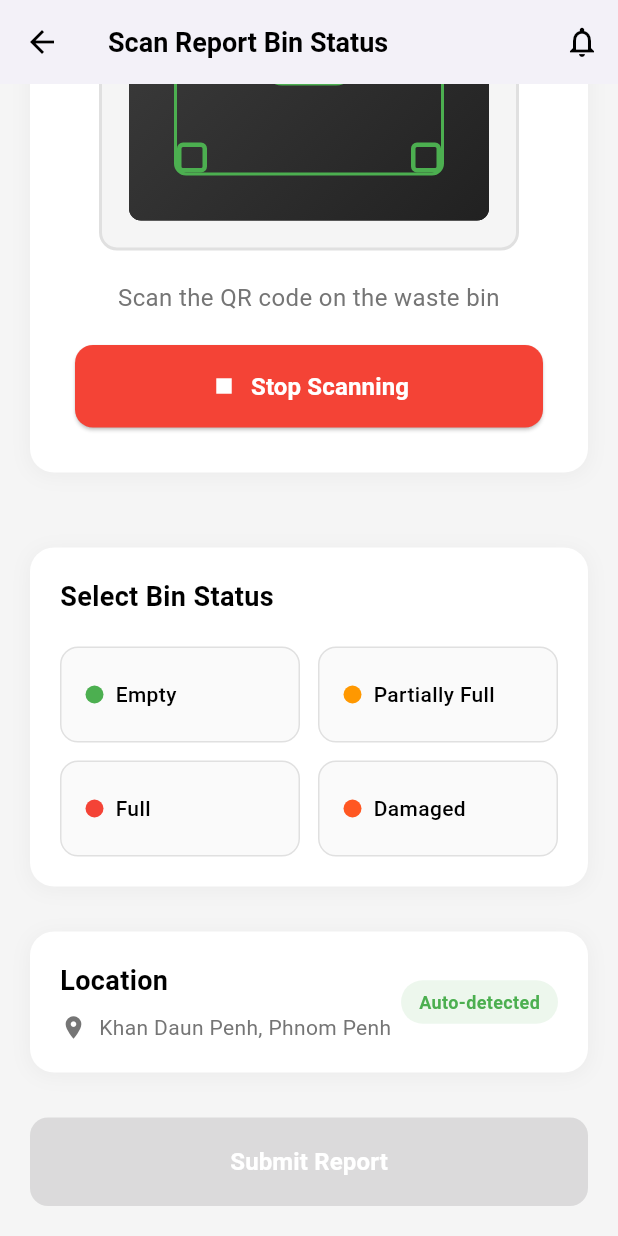
After one commit to seangliliv/smartwaste_mobile_app, a Flutter app: the ScanPage screen opened directly, scrolled down 219 dp, after a tap on "Scan QR Code", on a phone screen of 412 x 824 dp. The commit adds this screen. Run offline on Flutter 3.47's test engine with Material 3 defaults, Android fonts, the phone set to English and light mode, and no system bars; accounts and stored records are empty.

Commit message:
fetch(scan): add feature scan report of bin in  location

```diff
--- a/lib/screens/home_page.dart
+++ b/lib/screens/home_page.dart
@@ -1,5 +1,6 @@
 import 'package:flutter/material.dart';
 import 'package:waste_management_app/screens/map_page.dart';
+import 'package:waste_management_app/screens/scan_page.dart';
 import '../utils/app_color.dart';
 
 class HomePage extends StatefulWidget {
@@ -38,7 +39,7 @@ class _HomePageState extends State<HomePage> {
   final List<Widget> _pages = [
     Container(),
     MapPage(),
-    Center(child: Text('Scan Page')),
+    ScanPage(),
     Center(child: Text('Stats Page')),
     Center(child: Text('Settings Page')),
   ];
--- /dev/null
+++ b/lib/screens/scan_page.dart
@@ -0,0 +1,531 @@
+import 'package:flutter/material.dart';
+import '../utils/app_color.dart';
+
+class ScanPage extends StatefulWidget {
+  @override
+  _ScanPageState createState() => _ScanPageState();
+}
+
+class _ScanPageState extends State<ScanPage> {
+  BinStatus? selectedStatus;
+  String detectedLocation = 'Khan Daun Penh, Phnom Penh';
+  bool isScanning = false;
+  bool qrDetected = false;
+  String? scannedBinId;
+
+  @override
+  Widget build(BuildContext context) {
+    return Scaffold(
+      backgroundColor: AppColors.background,
+      appBar: _buildAppBar(),
+      body: SingleChildScrollView(
+        child: Column(
+          children: [
+            _buildQRCodeSection(),
+            SizedBox(height: 30),
+            _buildStatusSelection(),
+            SizedBox(height: 30),
+            _buildLocationSection(),
+            SizedBox(height: 30),
+            _buildSubmitButton(),
+            SizedBox(height: 20),
+          ],
+        ),
+      ),
+
+    );
+  }
+
+  AppBar _buildAppBar() {
+    return AppBar(
+      backgroundColor: AppColors.white,
+      elevation: 1,
+      leading: IconButton(
+        onPressed: () => Navigator.pop(context),
+        icon: Icon(Icons.arrow_back, color: AppColors.black),
+      ),
+      title: Text(
+        'Scan Report Bin Status',
+        style: TextStyle(
+          color: AppColors.black,
+          fontSize: 18,
+          fontWeight: FontWeight.w600,
+        ),
+      ),
+      actions: [
+        IconButton(
+          onPressed: () {},
+          icon: Icon(Icons.notifications_outlined, color: AppColors.black),
+        ),
+      ],
+    );
+  }
+
+  Widget _buildQRCodeSection() {
+    return Container(
+      margin: EdgeInsets.all(20),
+      padding: EdgeInsets.all(30),
+      decoration: BoxDecoration(
+        color: AppColors.white,
+        borderRadius: BorderRadius.circular(16),
+        boxShadow: [
+          BoxShadow(
+            color: Colors.grey.withOpacity(0.1),
+            spreadRadius: 1,
+            blurRadius: 10,
+            offset: Offset(0, 2),
+          ),
+        ],
+      ),
+      child: Column(
+        children: [
+          // QR Code Display Area
+          Container(
+            width: 280,
+            height: 280,
+            decoration: BoxDecoration(
+              color: Colors.grey[100],
+              borderRadius: BorderRadius.circular(12),
+              border: Border.all(color: Colors.grey[300]!, width: 2),
+            ),
+            child: Stack(
+              alignment: Alignment.center,
+              children: [
+                // Mock QR Code Pattern
+                if (!isScanning) _buildMockQRCode(),
+
+                // Camera View Simulation
+                if (isScanning) _buildCameraView(),
+
+                // SmartWaste Logo Overlay
+                Container(
+                  width: 60,
+                  height: 60,
+                  decoration: BoxDecoration(
+                    color: AppColors.primary,
+                    borderRadius: BorderRadius.circular(12),
+                  ),
+                  child: Icon(
+                    Icons.recycling,
+                    color: Colors.white,
+                    size: 35,
+                  ),
+                ),
+              ],
+            ),
+          ),
+          SizedBox(height: 20),
+          Text(
+            qrDetected
+                ? 'QR Code Detected!\nBin ID: ${scannedBinId ?? 'BIN001'}'
+                : 'Scan the QR code on the waste bin',
+            textAlign: TextAlign.center,
+            style: TextStyle(
+              fontSize: 16,
+              color: qrDetected ? AppColors.primary : AppColors.grey600,
+              fontWeight: qrDetected ? FontWeight.w600 : FontWeight.normal,
+            ),
+          ),
+          SizedBox(height: 20),
+          Container(
+            width: double.infinity,
+            child: ElevatedButton.icon(
+              onPressed: _handleScanQR,
+              style: ElevatedButton.styleFrom(
+                backgroundColor: isScanning ? Colors.red : AppColors.primary,
+                padding: EdgeInsets.symmetric(vertical: 16),
+                shape: RoundedRectangleBorder(
+                  borderRadius: BorderRadius.circular(12),
+                ),
+              ),
+              icon: Icon(
+                isScanning ? Icons.stop : Icons.camera_alt,
+                color: Colors.white,
+                size: 20,
+              ),
+              label: Text(
+                isScanning ? 'Stop Scanning' : 'Scan QR Code',
+                style: TextStyle(
+                  fontSize: 16,
+                  fontWeight: FontWeight.w600,
+                  color: Colors.white,
+                ),
+              ),
+            ),
+          ),
+        ],
+      ),
+    );
+  }
+
+  Widget _buildMockQRCode() {
+    return Container(
+      width: 240,
+      height: 240,
+      child: CustomPaint(
+        painter: QRCodePainter(),
+      ),
+    );
+  }
+
+  Widget _buildCameraView() {
+    return Container(
+      width: 240,
+      height: 240,
+      decoration: BoxDecoration(
+        color: Colors.black87,
+        borderRadius: BorderRadius.circular(8),
+      ),
+      child: Stack(
+        children: [
+          // Simulated camera feed
+          Container(
+            decoration: BoxDecoration(
+              gradient: LinearGradient(
+                begin: Alignment.topLeft,
+                end: Alignment.bottomRight,
+                colors: [
+                  Colors.grey[800]!,
+                  Colors.grey[900]!,
+                ],
+              ),
+              borderRadius: BorderRadius.circular(8),
+            ),
+          ),
+          // Scanning overlay
+          Center(
+            child: Container(
+              width: 180,
+              height: 180,
+              decoration: BoxDecoration(
+                border: Border.all(color: AppColors.primary, width: 2),
+                borderRadius: BorderRadius.circular(8),
+              ),
+              child: Stack(
+                children: [
+                  // Corner indicators
+                  ...List.generate(4, (index) => _buildCornerIndicator(index)),
+                  // Scanning line animation
+                  AnimatedContainer(
+                    duration: Duration(seconds: 2),
+                    curve: Curves.linear,
+                    child: Container(
+                      width: double.infinity,
+                      height: 2,
+                      color: AppColors.primary,
+                      margin: EdgeInsets.only(
+                        top: (DateTime.now().millisecond % 1000) * 0.18,
+                      ),
+                    ),
+                  ),
+                ],
+              ),
+            ),
+          ),
+        ],
+      ),
+    );
+  }
+
+  Widget _buildCornerIndicator(int index) {
+    final positions = [
+      Alignment.topLeft,
+      Alignment.topRight,
+      Alignment.bottomLeft,
+      Alignment.bottomRight,
+    ];
+
+    return Align(
+      alignment: positions[index],
+      child: Container(
+        width: 20,
+        height: 20,
+        decoration: BoxDecoration(
+          border: Border.all(color: AppColors.primary, width: 3),
+          borderRadius: BorderRadius.circular(4),
+        ),
+      ),
+    );
+  }
+
+  Widget _buildStatusSelection() {
+    return Container(
+      margin: EdgeInsets.symmetric(horizontal: 20),
+      padding: EdgeInsets.all(20),
+      decoration: BoxDecoration(
+        color: AppColors.white,
+        borderRadius: BorderRadius.circular(16),
+        boxShadow: [
+          BoxShadow(
+            color: Colors.grey.withOpacity(0.1),
+            spreadRadius: 1,
+            blurRadius: 10,
+            offset: Offset(0, 2),
+          ),
+        ],
+      ),
+      child: Column(
+        crossAxisAlignment: CrossAxisAlignment.start,
+        children: [
+          Text(
+            'Select Bin Status',
+            style: TextStyle(
+              fontSize: 18,
+              fontWeight: FontWeight.bold,
+              color: AppColors.black,
+            ),
+          ),
+          SizedBox(height: 20),
+          GridView.count(
+            crossAxisCount: 2,
+            shrinkWrap: true,
+            physics: NeverScrollableScrollPhysics(),
+            crossAxisSpacing: 12,
+            mainAxisSpacing: 12,
+            childAspectRatio: 2.5,
+            children: [
+              _buildStatusOption(BinStatus.empty, 'Empty', Colors.green),
+              _buildStatusOption(BinStatus.halfFull, 'Partially Full', Colors.orange),
+              _buildStatusOption(BinStatus.full, 'Full', Colors.red),
+              _buildStatusOption(BinStatus.damaged, 'Damaged', Colors.deepOrange),
+            ],
+          ),
+        ],
+      ),
+    );
+  }
+
+  Widget _buildStatusOption(BinStatus status, String label, Color color) {
+    bool isSelected = selectedStatus == status;
+
+    return GestureDetector(
+      onTap: () {
+        setState(() {
+          selectedStatus = status;
+        });
+      },
+      child: Container(
+        padding: EdgeInsets.symmetric(horizontal: 16, vertical: 12),
+        decoration: BoxDecoration(
+          color: isSelected ? color.withOpacity(0.1) : Colors.grey[50],
+          borderRadius: BorderRadius.circular(12),
+          border: Border.all(
+            color: isSelected ? color : Colors.grey[300]!,
+            width: isSelected ? 2 : 1,
+          ),
+        ),
+        child: Row(
+          children: [
+            Container(
+              width: 12,
+              height: 12,
+              decoration: BoxDecoration(
+                color: color,
+                shape: BoxShape.circle,
+              ),
+            ),
+            SizedBox(width: 8),
+            Expanded(
+              child: Text(
+                label,
+                style: TextStyle(
+                  fontSize: 14,
+                  fontWeight: isSelected ? FontWeight.w600 : FontWeight.w500,
+                  color: isSelected ? color : AppColors.black,
+                ),
+              ),
+            ),
+          ],
+        ),
+      ),
+    );
+  }
+
+  Widget _buildLocationSection() {
+    return Container(
+      margin: EdgeInsets.symmetric(horizontal: 20),
+      padding: EdgeInsets.all(20),
+      decoration: BoxDecoration(
+        color: AppColors.white,
+        borderRadius: BorderRadius.circular(16),
+        boxShadow: [
+          BoxShadow(
+            color: Colors.grey.withOpacity(0.1),
+            spreadRadius: 1,
+            blurRadius: 10,
+            offset: Offset(0, 2),
+          ),
+        ],
+      ),
+      child: Row(
+        children: [
+          Column(
+            crossAxisAlignment: CrossAxisAlignment.start,
+            children: [
+              Text(
+                'Location',
+                style: TextStyle(
+                  fontSize: 18,
+                  fontWeight: FontWeight.bold,
+                  color: AppColors.black,
+                ),
+              ),
+              SizedBox(height: 8),
+              Row(
+                children: [
+                  Icon(
+                    Icons.location_on,
+                    color: AppColors.grey600,
+                    size: 18,
+                  ),
+                  SizedBox(width: 8),
+                  Text(
+                    detectedLocation,
+                    style: TextStyle(
+                      fontSize: 14,
+                      color: AppColors.grey600,
+                    ),
+                  ),
+                ],
+              ),
+            ],
+          ),
+          Spacer(),
+          Container(
+            padding: EdgeInsets.symmetric(horizontal: 12, vertical: 6),
+            decoration: BoxDecoration(
+              color: AppColors.primary.withOpacity(0.1),
+              borderRadius: BorderRadius.circular(20),
+            ),
+            child: Text(
+              'Auto-detected',
+              style: TextStyle(
+                fontSize: 12,
+                color: AppColors.primary,
+                fontWeight: FontWeight.w600,
+              ),
+            ),
+          ),
+        ],
+      ),
+    );
+  }
+
+  Widget _buildSubmitButton() {
+    bool canSubmit = selectedStatus != null && (qrDetected || scannedBinId != null);
+
+    return Container(
+      margin: EdgeInsets.symmetric(horizontal: 20),
+      width: double.infinity,
+      child: ElevatedButton(
+        onPressed: canSubmit ? _handleSubmitReport : null,
+        style: ElevatedButton.styleFrom(
+          backgroundColor: AppColors.primary,
+          padding: EdgeInsets.symmetric(vertical: 18),
+          shape: RoundedRectangleBorder(
+            borderRadius: BorderRadius.circular(12),
+          ),
+          elevation: canSubmit ? 2 : 0,
+        ),
+        child: Text(
+          'Submit Report',
+          style: TextStyle(
+            fontSize: 16,
+            fontWeight: FontWeight.w600,
+            color: Colors.white,
+          ),
+        ),
+      ),
+    );
+  }
+
+
+
+  void _handleScanQR() {
+    setState(() {
+      isScanning = !isScanning;
+    });
+
+    if (isScanning) {
+      // Simulate QR code detection after 3 seconds
+      Future.delayed(Duration(seconds: 3), () {
+        if (mounted && isScanning) {
+          setState(() {
+            isScanning = false;
+            qrDetected = true;
+            scannedBinId = 'BIN${DateTime.now().millisecond.toString().padLeft(3, '0')}';
+          });
+        }
+      });
+    }
+  }
+
+  void _handleSubmitReport() {
+    if (selectedStatus != null && qrDetected) {
+      // Show success dialog
+      showDialog(
+        context: context,
+        builder: (context) => AlertDialog(
+          title: Text('Report Submitted'),
+          content: Text(
+            'Your report for Bin $scannedBinId has been submitted successfully.',
+          ),
+          actions: [
+            TextButton(
+              onPressed: () {
+                Navigator.pop(context); // Close dialog
+                Navigator.pushNamedAndRemoveUntil(context, '/home', (route) => false);
+              },
+              child: Text('OK'),
+            ),
+          ],
+        ),
+      );
+    }
+  }
+}
+
+// Custom QR Code Pattern Painter
+class QRCodePainter extends CustomPainter {
+  @override
+  void paint(Canvas canvas, Size size) {
+    final paint = Paint()
+      ..color = Colors.black
+      ..style = PaintingStyle.fill;
+
+    final blockSize = size.width / 25;
+
+    // Mock QR code pattern - simplified version
+    final pattern = [
+      // Top-left finder pattern
+      [0, 0, 7, 7], [1, 1, 5, 5], [2, 2, 3, 3],
+      // Top-right finder pattern
+      [18, 0, 7, 7], [19, 1, 5, 5], [20, 2, 3, 3],
+      // Bottom-left finder pattern
+      [0, 18, 7, 7], [1, 19, 5, 5], [2, 20, 3, 3],
+      // Data modules (simplified pattern)
+      [9, 9, 1, 1], [11, 9, 1, 1], [13, 9, 1, 1], [15, 9, 1, 1],
+      [9, 11, 1, 1], [11, 11, 1, 1], [13, 11, 1, 1], [15, 11, 1, 1],
+      [9, 13, 1, 1], [11, 13, 1, 1], [13, 13, 1, 1], [15, 13, 1, 1],
+      [9, 15, 1, 1], [11, 15, 1, 1], [13, 15, 1, 1], [15, 15, 1, 1],
+      // Additional pattern
+      [8, 8, 1, 1], [16, 8, 1, 1], [8, 16, 1, 1], [16, 16, 1, 1],
+      [10, 7, 1, 1], [12, 7, 1, 1], [14, 7, 1, 1], [16, 7, 1, 1],
+    ];
+
+    for (var block in pattern) {
+      final rect = Rect.fromLTWH(
+        block[0] * blockSize,
+        block[1] * blockSize,
+        block[2] * blockSize,
+        block[3] * blockSize,
+      );
+      canvas.drawRect(rect, paint);
+    }
+  }
+
+  @override
+  bool shouldRepaint(CustomPainter oldDelegate) => false;
+}
+
+enum BinStatus { empty, halfFull, full, damaged }
```
